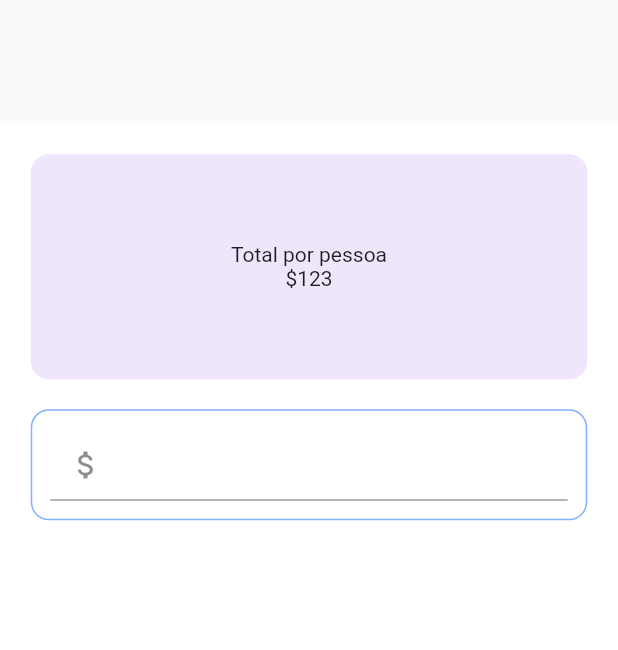
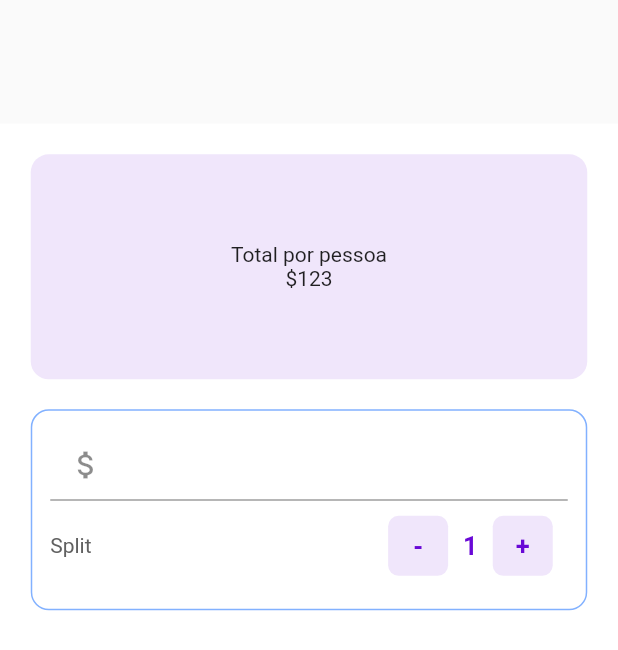
Before and after one commit to AndreDevLopes/calculadora_de_gorjeta, a Flutter app: the screen it shows after launch, on a phone screen of 412 x 824 dp. Shown: the top 650 px of the screen. Run offline on Flutter 3.47's test engine with Material 2 defaults, Android fonts, the phone set to English and light mode, and no system bars.

Commit message:
criado um split Usando o Row

```diff
--- a/lib/ui/home.dart
+++ b/lib/ui/home.dart
@@ -65,7 +65,73 @@ class _BillSplitterState extends State<BillSplitter> {
                           _billAmount = 0.0;
                         }
                       },
-                    )
+                    ),
+                    Row(
+                      mainAxisAlignment: MainAxisAlignment.spaceBetween,
+                      children: <Widget>[
+                        Text("Split",
+                            style: TextStyle(color: Colors.grey.shade700)),
+                        Row(
+                          children: <Widget>[
+                            InkWell(
+                              onTap: () {
+                                setState(() {
+                                  if (_personCounter > 1) {
+                                    _personCounter--;
+                                  } else {}
+                                });
+                              },
+                              child: Container(
+                                  width: 40.0,
+                                  height: 40.0,
+                                  margin: EdgeInsets.all(10.0),
+                                  decoration: BoxDecoration(
+                                    borderRadius: BorderRadius.circular(7.0),
+                                    color: _purple.withOpacity(0.1),
+                                  ),
+                                  child: Center(
+                                    child: Text("-",
+                                        style: TextStyle(
+                                            color: _purple,
+                                            fontWeight: FontWeight.bold,
+                                            fontSize: 17.0)),
+                                  )),
+                            ),
+                            Text(
+                              "$_personCounter",
+                              style: TextStyle(
+                                color: _purple,
+                                fontWeight: FontWeight.bold,
+                                fontSize: 17.0,
+                              ),
+                            ),
+                            InkWell(
+                              onTap: () {
+                                setState(() {
+                                  _personCounter++;
+                                });
+                              },
+                              child: Container(
+                                  width: 40.0,
+                                  height: 40.0,
+                                  margin: EdgeInsets.all(10.0),
+                                  decoration: BoxDecoration(
+                                    color: _purple.withOpacity(0.1),
+                                    borderRadius: BorderRadius.circular(7.0),
+                                  ),
+                                  child: Center(
+                                    child: Text("+",
+                                        style: TextStyle(
+                                          color: _purple,
+                                          fontSize: 17.0,
+                                          fontWeight: FontWeight.bold,
+                                        )),
+                                  )),
+                            )
+                          ],
+                        ),
+                      ],
+                    ),
                   ]),
                 )
               ],
```
